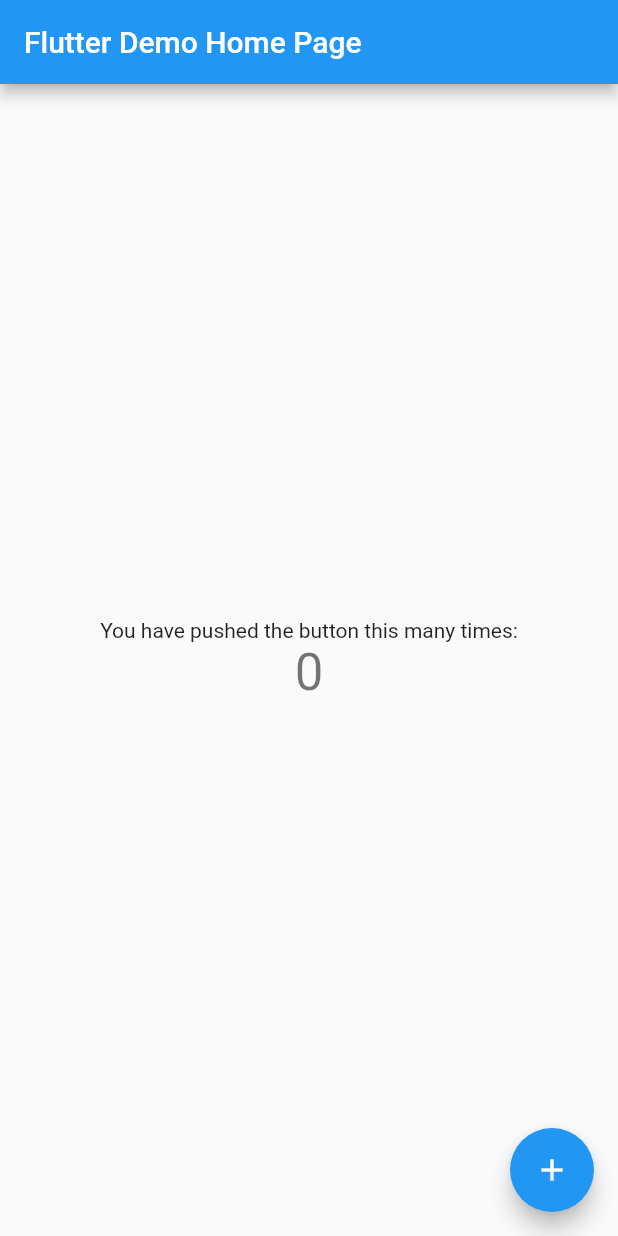
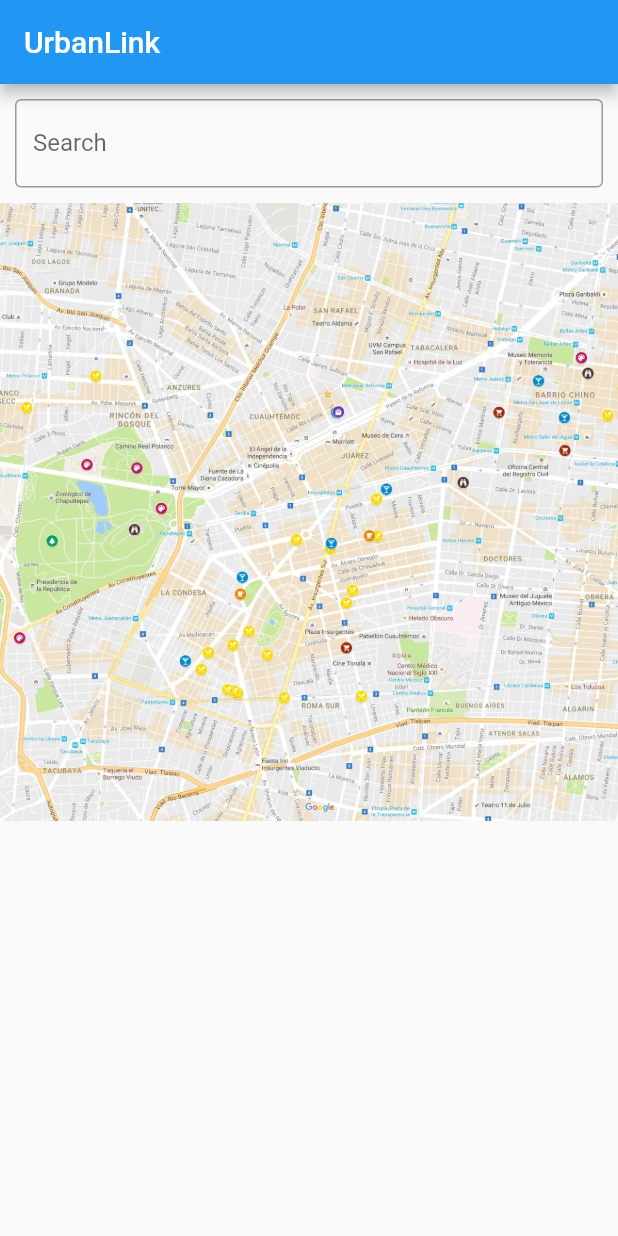
Before and after one commit to HongikB612/UrbanLink, a Flutter app: the screen it shows after launch, on a phone screen of 412 x 824 dp. Run offline on Flutter 3.47's test engine with Material 2 defaults, Android fonts, the phone set to English and light mode, and no system bars.

Commit message:
Create HomePage

```diff
--- a/lib/main.dart
+++ b/lib/main.dart
@@ -1,4 +1,5 @@
 import 'package:flutter/material.dart';
+import 'package:urbanlink_project/pages/homepage.dart';
 
 void main() {
   runApp(const MyApp());
@@ -7,39 +8,20 @@ void main() {
 class MyApp extends StatelessWidget {
   const MyApp({super.key});
 
-  // This widget is the root of your application.
   @override
   Widget build(BuildContext context) {
     return MaterialApp(
       title: 'Flutter Demo',
       theme: ThemeData(
-        // This is the theme of your application.
-        //
-        // Try running your application with "flutter run". You'll see the
-        // application has a blue toolbar. Then, without quitting the app, try
-        // changing the primarySwatch below to Colors.green and then invoke
-        // "hot reload" (press "r" in the console where you ran "flutter run",
-        // or simply save your changes to "hot reload" in a Flutter IDE).
-        // Notice that the counter didn't reset back to zero; the application
-        // is not restarted.
         primarySwatch: Colors.blue,
       ),
-      home: const MyHomePage(title: 'Flutter Demo Home Page'),
+      home: const HomePage(),
     );
   }
 }
 
 class MyHomePage extends StatefulWidget {
   const MyHomePage({super.key, required this.title});
-
-  // This widget is the home page of your application. It is stateful, meaning
-  // that it has a State object (defined below) that contains fields that affect
-  // how it looks.
-
-  // This class is the configuration for the state. It holds the values (in this
-  // case the title) provided by the parent (in this case the App widget) and
-  // used by the build method of the State. Fields in a Widget subclass are
-  // always marked "final".
 
   final String title;
 
@@ -52,47 +34,18 @@ class _MyHomePageState extends State<MyHomePage> {
 
   void _incrementCounter() {
     setState(() {
-      // This call to setState tells the Flutter framework that something has
-      // changed in this State, which causes it to rerun the build method below
-      // so that the display can reflect the updated values. If we changed
-      // _counter without calling setState(), then the build method would not be
-      // called again, and so nothing would appear to happen.
       _counter++;
     });
   }
 
   @override
   Widget build(BuildContext context) {
-    // This method is rerun every time setState is called, for instance as done
-    // by the _incrementCounter method above.
-    //
-    // The Flutter framework has been optimized to make rerunning build methods
-    // fast, so that you can just rebuild anything that needs updating rather
-    // than having to individually change instances of widgets.
     return Scaffold(
       appBar: AppBar(
-        // Here we take the value from the MyHomePage object that was created by
-        // the App.build method, and use it to set our appbar title.
         title: Text(widget.title),
       ),
       body: Center(
-        // Center is a layout widget. It takes a single child and positions it
-        // in the middle of the parent.
         child: Column(
-          // Column is also a layout widget. It takes a list of children and
-          // arranges them vertically. By default, it sizes itself to fit its
-          // children horizontally, and tries to be as tall as its parent.
-          //
-          // Invoke "debug painting" (press "p" in the console, choose the
-          // "Toggle Debug Paint" action from the Flutter Inspector in Android
-          // Studio, or the "Toggle Debug Paint" command in Visual Studio Code)
-          // to see the wireframe for each widget.
-          //
-          // Column has various properties to control how it sizes itself and
-          // how it positions its children. Here we use mainAxisAlignment to
-          // center the children vertically; the main axis here is the vertical
-          // axis because Columns are vertical (the cross axis would be
-          // horizontal).
           mainAxisAlignment: MainAxisAlignment.center,
           children: <Widget>[
             const Text(
@@ -109,7 +62,7 @@ class _MyHomePageState extends State<MyHomePage> {
         onPressed: _incrementCounter,
         tooltip: 'Increment',
         child: const Icon(Icons.add),
-      ), // This trailing comma makes auto-formatting nicer for build methods.
+      ),
     );
   }
 }
--- /dev/null
+++ b/lib/pages/homepage.dart
@@ -0,0 +1,38 @@
+import 'package:flutter/material.dart';
+
+class HomePage extends StatefulWidget {
+  const HomePage({super.key});
+
+  @override
+  State<HomePage> createState() => _HomePageState();
+}
+
+class _HomePageState extends State<HomePage> {
+  @override
+  Widget build(BuildContext context) {
+    return Scaffold(
+      appBar: AppBar(
+        title: const Text('UrbanLink'),
+      ),
+      body: Center(
+        child: Column(
+          children: const [
+            // search bar
+            Padding(
+              padding: EdgeInsets.all(10.0),
+              child: TextField(
+                decoration: InputDecoration(
+                  border: OutlineInputBorder(),
+                  labelText: 'Search',
+                ),
+              ),
+            ),
+            Image(
+              image: AssetImage('assets/images/GoogleMapTA.jpeg')
+              ),
+          ],
+        )
+        ),
+      );
+  }
+}
--- a/pubspec.yaml
+++ b/pubspec.yaml
@@ -59,9 +59,8 @@ flutter:
   uses-material-design: true
 
   # To add assets to your application, add an assets section, like this:
-  # assets:
-  #   - images/a_dot_burr.jpeg
-  #   - images/a_dot_ham.jpeg
+  assets:
+    - 'assets/images/GoogleMapTA.jpeg'
 
   # An image asset can refer to one or more resolution-specific "variants", see
   # https://flutter.dev/assets-and-images/#resolution-aware
```
Also changed, not shown: assets/images/GoogleMapTA.jpeg (added).
